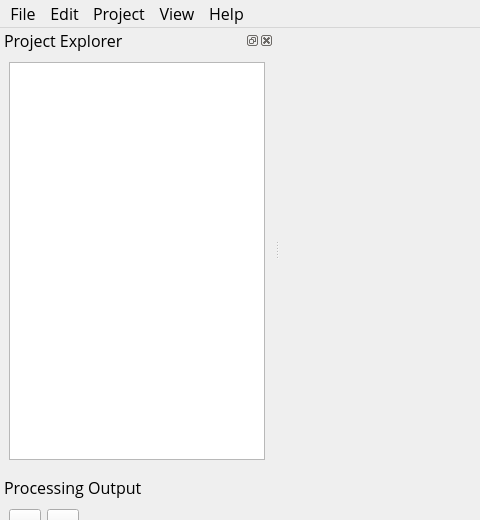
First picture: the form in workbench/ui/MainWindow.ui, repository damiengolding/PenetrationTestNextGeneration, before the edit; both pictures show x 0 to 480 and y 0 to 520 of the 1102 by 776 pixel window.
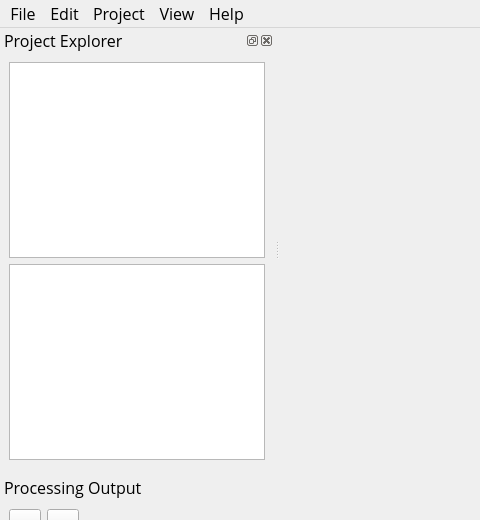
Second picture: the form after the edit. Icons and pictures are not drawn.

Patch:
```diff
--- a/workbench/ui/MainWindow.ui
+++ b/workbench/ui/MainWindow.ui
@@ -118,7 +118,10 @@
    <widget class="QWidget" name="explorerDockWidgetContents">
     <layout class="QGridLayout" name="explorerGridLayout">
      <item row="0" column="0">
-      <widget class="QTreeView" name="projectTreeView"/>
+      <widget class="QListView" name="listView"/>
+     </item>
+     <item row="1" column="0">
+      <widget class="QListView" name="listViewArtefacts"/>
      </item>
     </layout>
    </widget>
```
